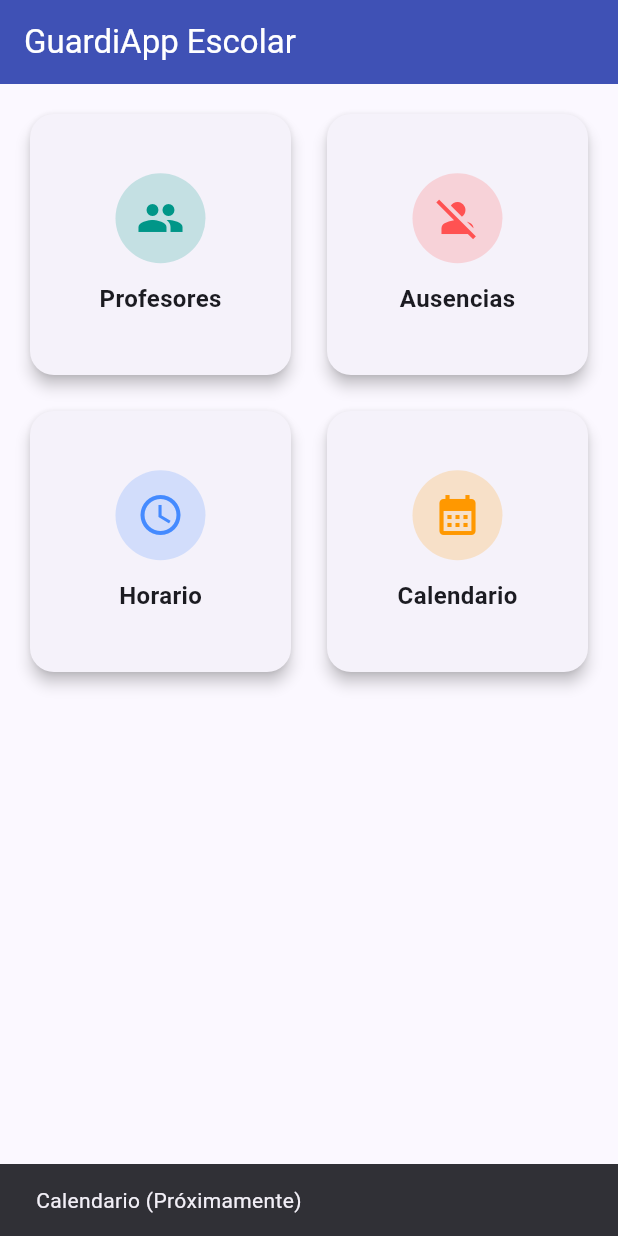
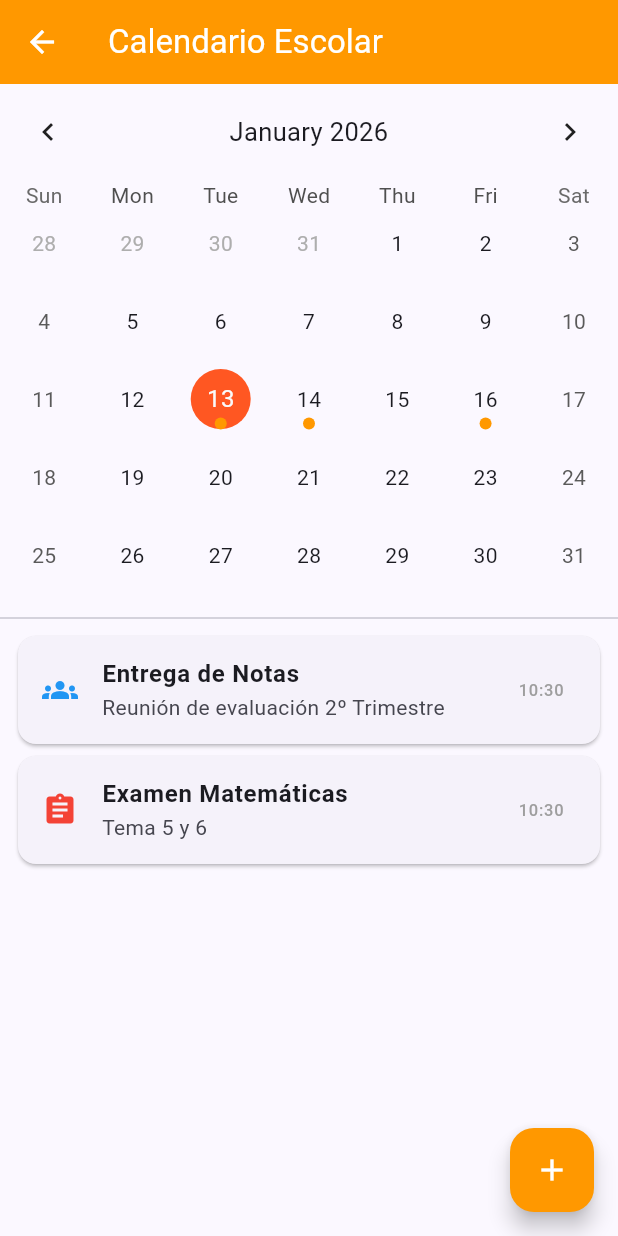
Before and after one commit to DeriU255/RepoFlutter, a Flutter app: the screen it shows after launch, after a tap on "Calendario", on a phone screen of 412 x 824 dp. Run offline on Flutter 3.47's test engine with Material 3 defaults, Android fonts, the phone set to English and light mode, and no system bars; drawn by our look-alikes of table_calendar; network calls fail.

Commit message:
UPD 1.5: Añadido Calendario con el paquete table_calendar

```diff
--- a/GuardiApp/guardiapp/lib/main.dart
+++ b/GuardiApp/guardiapp/lib/main.dart
@@ -3,6 +3,7 @@ import 'package:provider/provider.dart';
 import 'package:guardiapp/providers/teacher_provider.dart';
 import 'package:guardiapp/providers/absence_provider.dart';
 import 'package:guardiapp/providers/schedule_provider.dart';
+import 'package:guardiapp/providers/calendar_provider.dart';
 import 'package:guardiapp/screens/home_screen.dart';
 
 void main() {
@@ -12,6 +13,7 @@ void main() {
         ChangeNotifierProvider(create: (_) => ProfesoresProvider()),
         ChangeNotifierProvider(create: (_) => AusenciasProvider()),
         ChangeNotifierProvider(create: (_) => HorarioProvider()),
+        ChangeNotifierProvider(create: (_) => CalendarioProvider()),
       ],
       child: const MainApp(),
     ),
--- /dev/null
+++ b/GuardiApp/guardiapp/lib/models/event_model.dart
@@ -0,0 +1,17 @@
+enum TipoEvento { examen, reunion, festivo, tarea }
+
+class EventoCalendario {
+  final String id;
+  final String titulo;
+  final DateTime fecha;
+  final TipoEvento tipo;
+  final String? descripcion;
+
+  EventoCalendario({
+    required this.id,
+    required this.titulo,
+    required this.fecha,
+    required this.tipo,
+    this.descripcion,
+  });
+}
--- /dev/null
+++ b/GuardiApp/guardiapp/lib/screens/calendar_screen.dart
@@ -0,0 +1,180 @@
+import 'package:flutter/material.dart';
+import 'package:provider/provider.dart';
+import 'package:table_calendar/table_calendar.dart';
+import 'package:guardiapp/providers/calendar_provider.dart';
+import 'package:guardiapp/models/event_model.dart';
+import 'package:intl/intl.dart';
+
+class PantallaCalendario extends StatefulWidget {
+  const PantallaCalendario({super.key});
+
+  @override
+  State<PantallaCalendario> createState() => _PantallaCalendarioState();
+}
+
+class _PantallaCalendarioState extends State<PantallaCalendario> {
+  DateTime _diaSeleccionado = DateTime.now();
+  DateTime _diaEnFoco = DateTime.now();
+  CalendarFormat _formatoCalendario = CalendarFormat.month;
+
+  @override
+  Widget build(BuildContext context) {
+    return Scaffold(
+      appBar: AppBar(
+        title: const Text('Calendario Escolar'),
+        backgroundColor: Colors.orange,
+        foregroundColor: Colors.white,
+      ),
+      body: Column(
+        children: [
+          // Widget de Calendario
+          Consumer<CalendarioProvider>(
+            builder: (context, provider, child) {
+              return TableCalendar<EventoCalendario>(
+                firstDay: DateTime.utc(2020, 10, 16),
+                lastDay: DateTime.utc(2030, 3, 14),
+                focusedDay: _diaEnFoco,
+                calendarFormat: _formatoCalendario,
+                selectedDayPredicate: (day) {
+                  return isSameDay(_diaSeleccionado, day);
+                },
+                onDaySelected: (selectedDay, focusedDay) {
+                  setState(() {
+                    _diaSeleccionado = selectedDay;
+                    _diaEnFoco = focusedDay;
+                  });
+                },
+                onFormatChanged: (format) {
+                  setState(() {
+                    _formatoCalendario = format;
+                  });
+                },
+                onPageChanged: (focusedDay) {
+                  _diaEnFoco = focusedDay;
+                },
+                eventLoader: (day) {
+                  return provider.obtenerEventosDia(day);
+                },
+                calendarStyle: const CalendarStyle(
+                  markersMaxCount: 1,
+                  markerDecoration: BoxDecoration(
+                    color: Colors.orange,
+                    shape: BoxShape.circle,
+                  ),
+                  todayDecoration: BoxDecoration(
+                    color: Colors.orangeAccent,
+                    shape: BoxShape.circle,
+                  ),
+                  selectedDecoration: BoxDecoration(
+                    color: Colors.deepOrange,
+                    shape: BoxShape.circle,
+                  ),
+                ),
+                headerStyle: const HeaderStyle(
+                  formatButtonVisible: false,
+                  titleCentered: true,
+                ),
+              );
+            },
+          ),
+
+          const SizedBox(height: 8.0),
+          const Divider(),
+
+          // Lista de eventos del día seleccionado
+          Expanded(
+            child: Consumer<CalendarioProvider>(
+              builder: (context, provider, child) {
+                final eventos = provider.obtenerEventosDia(_diaSeleccionado);
+
+                if (eventos.isEmpty) {
+                  return const Center(
+                    child: Text('No hay eventos para este día'),
+                  );
+                }
+
+                return ListView.builder(
+                  itemCount: eventos.length,
+                  itemBuilder: (context, index) {
+                    final evento = eventos[index];
+                    return Card(
+                      margin: const EdgeInsets.symmetric(horizontal: 12, vertical: 4),
+                      child: ListTile(
+                        leading: _getIconoTipo(evento.tipo),
+                        title: Text(evento.titulo, style: const TextStyle(fontWeight: FontWeight.bold)),
+                        subtitle: evento.descripcion != null
+                            ? Text(evento.descripcion!)
+                            : null,
+                        trailing: Text(
+                          DateFormat.Hm().format(evento.fecha),
+                          style: const TextStyle(color: Colors.grey),
+                        ),
+                      ),
+                    );
+                  },
+                );
+              },
+            ),
+          ),
+        ],
+      ),
+      floatingActionButton: FloatingActionButton(
+        onPressed: () {
+          _mostrarDialogoAgregarEvento(context);
+        },
+        backgroundColor: Colors.orange,
+        child: const Icon(Icons.add, color: Colors.white),
+      ),
+    );
+  }
+
+  Icon _getIconoTipo(TipoEvento tipo) {
+    switch (tipo) {
+      case TipoEvento.examen:
+        return const Icon(Icons.assignment, color: Colors.red);
+      case TipoEvento.reunion:
+        return const Icon(Icons.groups, color: Colors.blue);
+      case TipoEvento.festivo:
+        return const Icon(Icons.celebration, color: Colors.green);
+      case TipoEvento.tarea:
+        return const Icon(Icons.task, color: Colors.orange);
+    }
+  }
+
+  void _mostrarDialogoAgregarEvento(BuildContext context) {
+    // Implementación básica para añadir evento rápido
+    final controladorTitulo = TextEditingController();
+
+    showDialog(
+      context: context,
+      builder: (context) => AlertDialog(
+        title: const Text('Nuevo Evento'),
+        content: TextField(
+          controller: controladorTitulo,
+          decoration: const InputDecoration(hintText: 'Título del evento'),
+        ),
+        actions: [
+          TextButton(
+            onPressed: () => Navigator.pop(context),
+            child: const Text('Cancelar'),
+          ),
+          TextButton(
+            onPressed: () {
+              if (controladorTitulo.text.isNotEmpty) {
+                final nuevoEvento = EventoCalendario(
+                  id: DateTime.now().toString(),
+                  titulo: controladorTitulo.text,
+                  fecha: _diaSeleccionado, // Usa el día seleccionado en el calendario
+                  tipo: TipoEvento.tarea,
+                );
+                Provider.of<CalendarioProvider>(context, listen: false).agregarEvento(nuevoEvento);
+                Navigator.pop(context);
+              }
+            },
+            child: const Text('Guardar'),
+          ),
+        ],
+      ),
+    );
+  }
+}
--- a/GuardiApp/guardiapp/lib/screens/home_screen.dart
+++ b/GuardiApp/guardiapp/lib/screens/home_screen.dart
@@ -2,6 +2,7 @@ import 'package:flutter/material.dart';
 import 'package:guardiapp/screens/teacher_screen.dart';
 import 'package:guardiapp/screens/absence_screen.dart';
 import 'package:guardiapp/screens/schedule_screen.dart';
+import 'package:guardiapp/screens/calendar_screen.dart';
 
 class PantallaInicio extends StatelessWidget {
   const PantallaInicio({super.key});
@@ -58,8 +59,9 @@ class PantallaInicio extends StatelessWidget {
             icono: Icons.calendar_month,
             color: Colors.orange,
             alPresionar: () {
-               ScaffoldMessenger.of(context).showSnackBar(
-                const SnackBar(content: Text('Calendario (Próximamente)')),
+              Navigator.push(
+                context,
+                MaterialPageRoute(builder: (context) => const PantallaCalendario()),
               );
             },
           ),
--- a/GuardiApp/guardiapp/pubspec.yaml
+++ b/GuardiApp/guardiapp/pubspec.yaml
@@ -12,6 +12,7 @@ dependencies:
   http: ^1.6.0
   intl: ^0.20.2
   provider: ^6.1.5+1
+  table_calendar: ^3.2.0
 
 dev_dependencies:
   flutter_test:
```
Also changed, not shown: GuardiApp/guardiapp/lib/providers/calendar_provider.dart (added, +82 -0 lines), GuardiApp/guardiapp/pubspec.lock.
